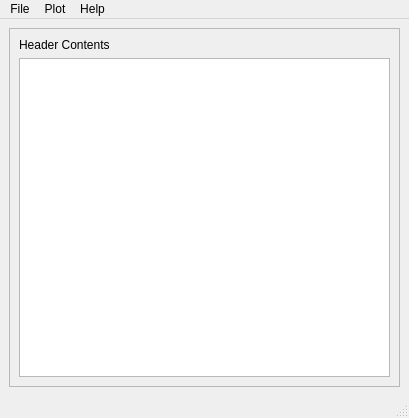
Above: src/main/resources/designer/main_window.ui from anhqngo/netCDF-GUI before the change. Below: the same form after it.
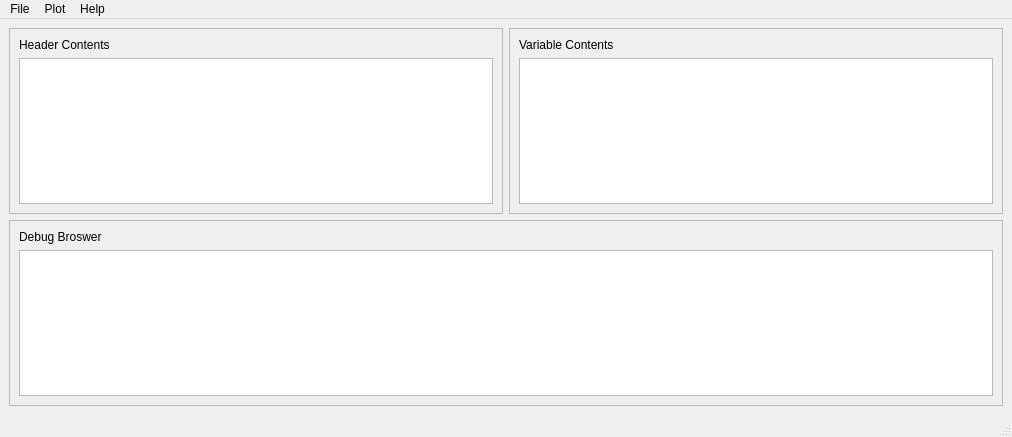
That is the form after the change.

Commit message: Three frames layout

The edit to the form file:
```diff
--- a/src/main/resources/designer/main_window.ui
+++ b/src/main/resources/designer/main_window.ui
@@ -6,8 +6,8 @@
    <rect>
     <x>0</x>
     <y>0</y>
-    <width>409</width>
-    <height>418</height>
+    <width>1012</width>
+    <height>437</height>
    </rect>
   </property>
   <property name="minimumSize">
@@ -26,29 +26,73 @@
    <bool>false</bool>
   </property>
   <widget class="QWidget" name="centralwidget">
-   <layout class="QHBoxLayout" name="horizontalLayout">
-    <item>
-     <widget class="QFrame" name="frame">
+   <layout class="QGridLayout" name="gridLayout_3">
+    <item row="0" column="0">
+     <widget class="QFrame" name="headerFrame">
       <property name="frameShape">
        <enum>QFrame::StyledPanel</enum>
       </property>
       <property name="frameShadow">
        <enum>QFrame::Raised</enum>
       </property>
-      <layout class="QVBoxLayout" name="verticalLayout">
-       <item>
+      <layout class="QGridLayout" name="gridLayout">
+       <item row="0" column="0">
         <widget class="QLabel" name="headerLabel">
          <property name="text">
           <string>Header Contents</string>
          </property>
         </widget>
        </item>
-       <item>
+       <item row="1" column="0">
         <widget class="QTextBrowser" name="headerContents"/>
        </item>
       </layout>
      </widget>
     </item>
+    <item row="0" column="1">
+     <widget class="QFrame" name="variableFrame">
+      <property name="frameShape">
+       <enum>QFrame::StyledPanel</enum>
+      </property>
+      <property name="frameShadow">
+       <enum>QFrame::Raised</enum>
+      </property>
+      <layout class="QGridLayout" name="gridLayout_2">
+       <item row="0" column="0">
+        <widget class="QLabel" name="variableLabel">
+         <property name="text">
+          <string>Variable Contents</string>
+         </property>
+        </widget>
+       </item>
+       <item row="1" column="0">
+        <widget class="QListWidget" name="variableList"/>
+       </item>
+      </layout>
+     </widget>
+    </item>
+    <item row="1" column="0" colspan="2">
+     <widget class="QFrame" name="debugFrame">
+      <property name="frameShape">
+       <enum>QFrame::StyledPanel</enum>
+      </property>
+      <property name="frameShadow">
+       <enum>QFrame::Raised</enum>
+      </property>
+      <layout class="QGridLayout" name="gridLayout_5">
+       <item row="0" column="0">
+        <widget class="QLabel" name="debugLabel">
+         <property name="text">
+          <string>Debug Broswer</string>
+         </property>
+        </widget>
+       </item>
+       <item row="1" column="0">
+        <widget class="QTextBrowser" name="debugContents"/>
+       </item>
+      </layout>
+     </widget>
+    </item>
    </layout>
   </widget>
   <widget class="QMenuBar" name="menubar">
@@ -56,7 +100,7 @@
     <rect>
      <x>0</x>
      <y>0</y>
-     <width>409</width>
+     <width>1012</width>
      <height>22</height>
     </rect>
    </property>
```
The commit also changes 1 other file.
